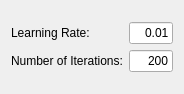
Old version of the form Modules/RigidRegistrationUI/RigidRegistrationOptimizer/QmitkGradientDescentOptimizerControls.ui in the repository MITK/MITK.
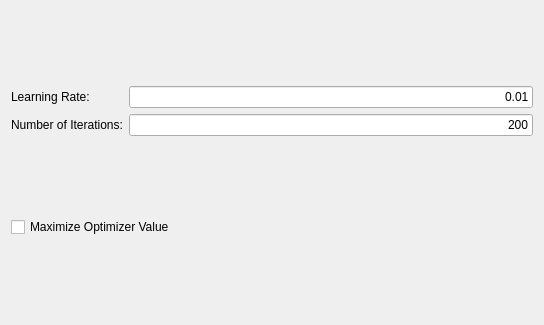
New version of the form.

Commit message: ENH (#5432): Put the maximize checkboxes back

```diff
--- a/Modules/RigidRegistrationUI/RigidRegistrationOptimizer/QmitkGradientDescentOptimizerControls.ui
+++ b/Modules/RigidRegistrationUI/RigidRegistrationOptimizer/QmitkGradientDescentOptimizerControls.ui
@@ -6,8 +6,8 @@
    <rect>
     <x>0</x>
     <y>0</y>
-    <width>184</width>
-    <height>94</height>
+    <width>544</width>
+    <height>325</height>
    </rect>
   </property>
   <property name="windowTitle">
@@ -102,6 +102,28 @@
      </item>
     </layout>
    </item>
+   <item>
+    <widget class="QCheckBox" name="m_Maximize">
+     <property name="enabled">
+      <bool>true</bool>
+     </property>
+     <property name="minimumSize">
+      <size>
+       <width>0</width>
+       <height>20</height>
+      </size>
+     </property>
+     <property name="font">
+      <font>
+       <weight>50</weight>
+       <bold>false</bold>
+      </font>
+     </property>
+     <property name="text">
+      <string>Maximize Optimizer Value</string>
+     </property>
+    </widget>
+   </item>
   </layout>
  </widget>
  <resources/>
```
The commit also changes 1 other file.
